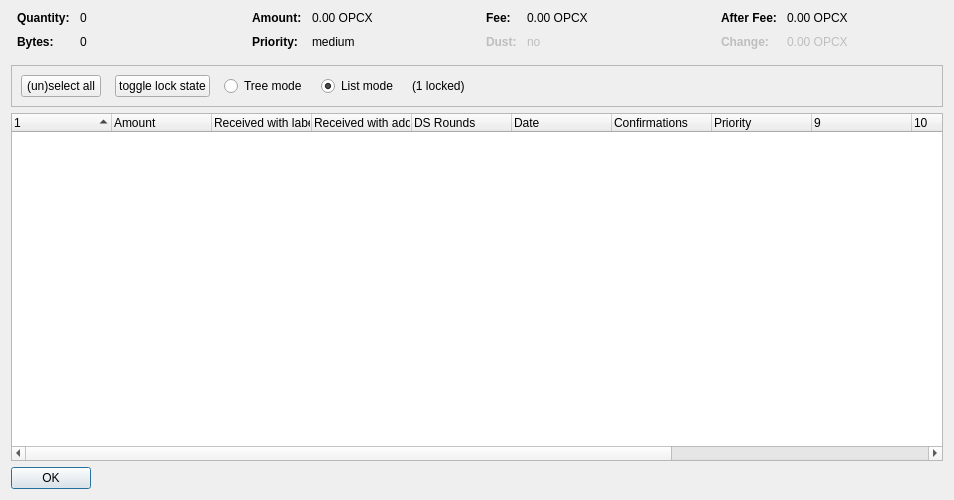
The window that src/qt/forms/coincontroldialog.ui (opcoinx/OPCoinX) describes before a commit, drawn with Qt 5.
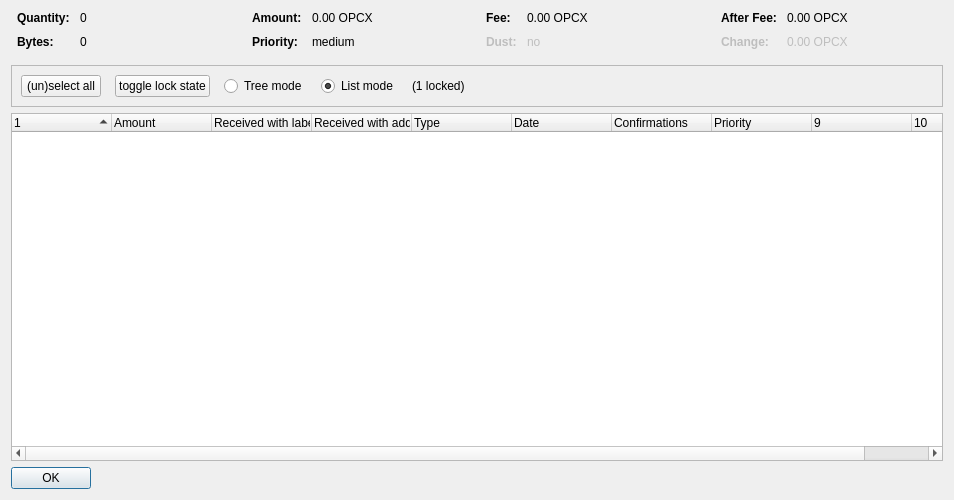
The same window after the commit. Custom widgets are drawn as their Qt base class.

The edit to the form file:
```diff
--- a/src/qt/forms/coincontroldialog.ui
+++ b/src/qt/forms/coincontroldialog.ui
@@ -447,7 +447,7 @@
       <bool>false</bool>
      </property>
      <property name="columnCount">
-      <number>13</number>
+      <number>10</number>
      </property>
      <attribute name="headerShowSortIndicator" stdset="0">
       <bool>true</bool>
@@ -477,7 +477,7 @@
      </column>
      <column>
       <property name="text">
-       <string>DS Rounds</string>
+       <string>Type</string>
       </property>
      </column>
      <column>
@@ -508,21 +508,6 @@
        <string/>
       </property>
      </column>
-     <column>
-      <property name="text">
-       <string/>
-      </property>
-     </column>
-     <column>
-      <property name="text">
-       <string/>
-      </property>
-     </column>
-     <column>
-      <property name="text">
-       <string/>
-      </property>
-     </column>
     </widget>
    </item>
    <item>
```
